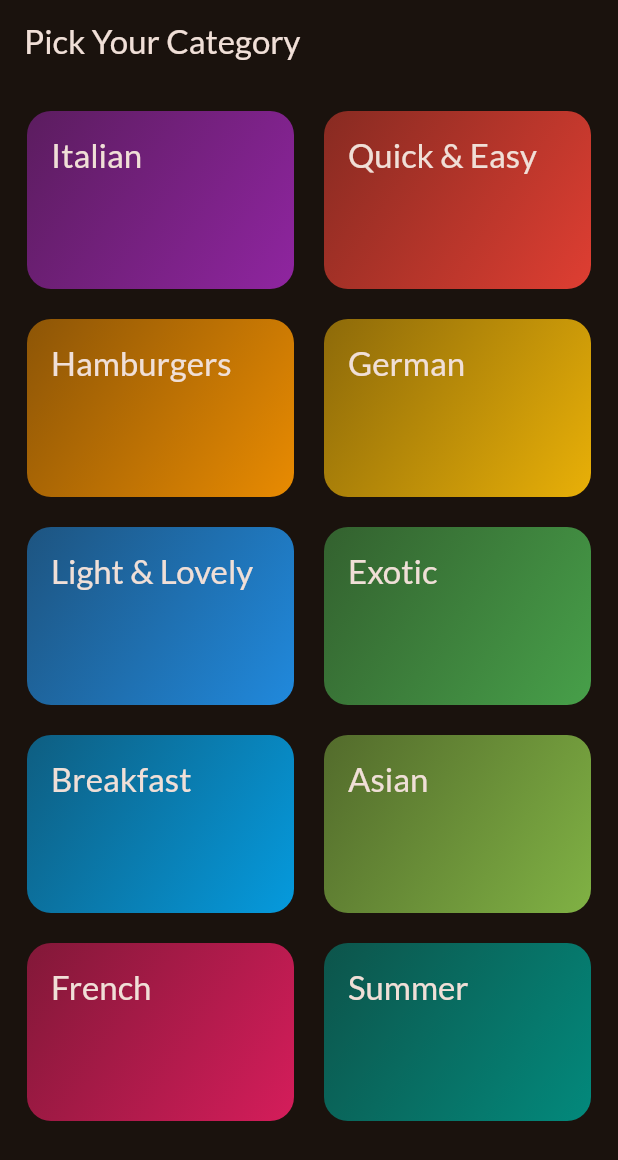
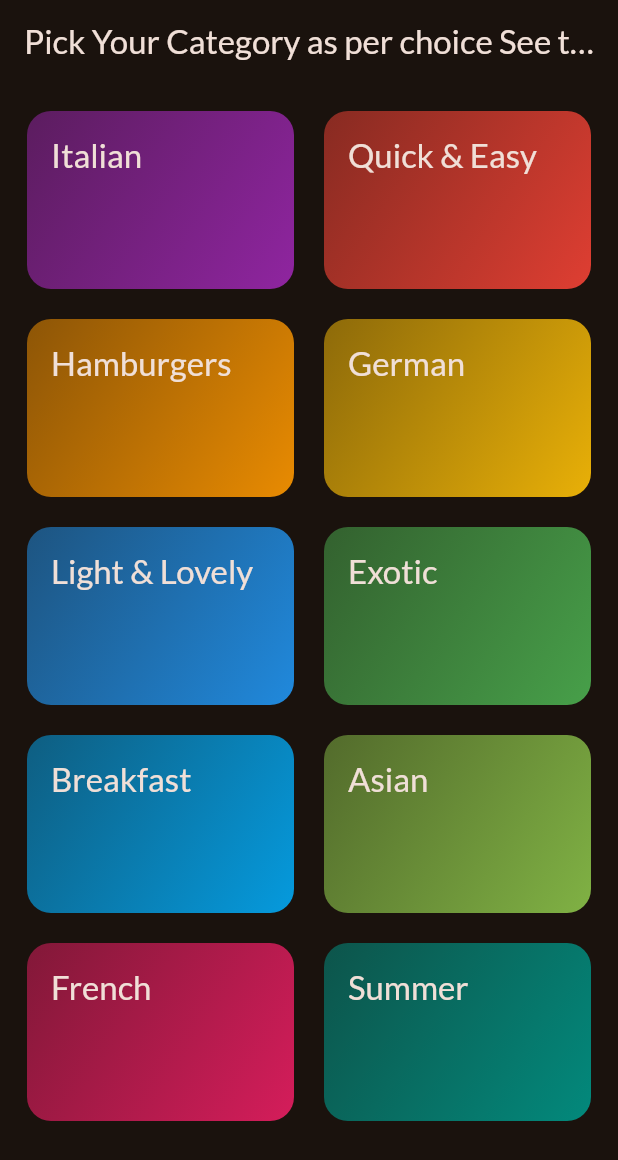
Before and after one commit to ajax-39/Flutter_InfoMeal, a Flutter app: the screen it shows after launch, on a phone screen of 412 x 824 dp. Shown: the top 1160 px of the screen. Run offline on Flutter 3.47's test engine with Material 3 defaults, Android fonts, the phone set to English and light mode, and no system bars; our stand-ins replace google_fonts, transparent_image.

```diff
--- a/lib/screens/categories.dart
+++ b/lib/screens/categories.dart
@@ -30,7 +30,7 @@ class CategoriesScreen extends StatelessWidget {
       //
       appBar: AppBar(
         title: const Text(
-          'Pick Your Category',
+          'Pick Your Category as per choice See the changes  ',
         ),
       ),
       //
--- a/pubspec.yaml
+++ b/pubspec.yaml
@@ -47,7 +47,7 @@ dev_dependencies:
   # activated in the `analysis_options.yaml` file located at the root of your
   # package. See that file for information about deactivating specific lint
   # rules and activating additional ones.
-  flutter_lints: ^3.0.0
+  flutter_lints: ^4.0.0
 
 # For information on the generic Dart part of this file, see the
 # following page: https://dart.dev/tools/pub/pubspec
```
Also changed, not shown: lib/screens/tabs.dart (added, +21 -0 lines), pubspec.lock.
